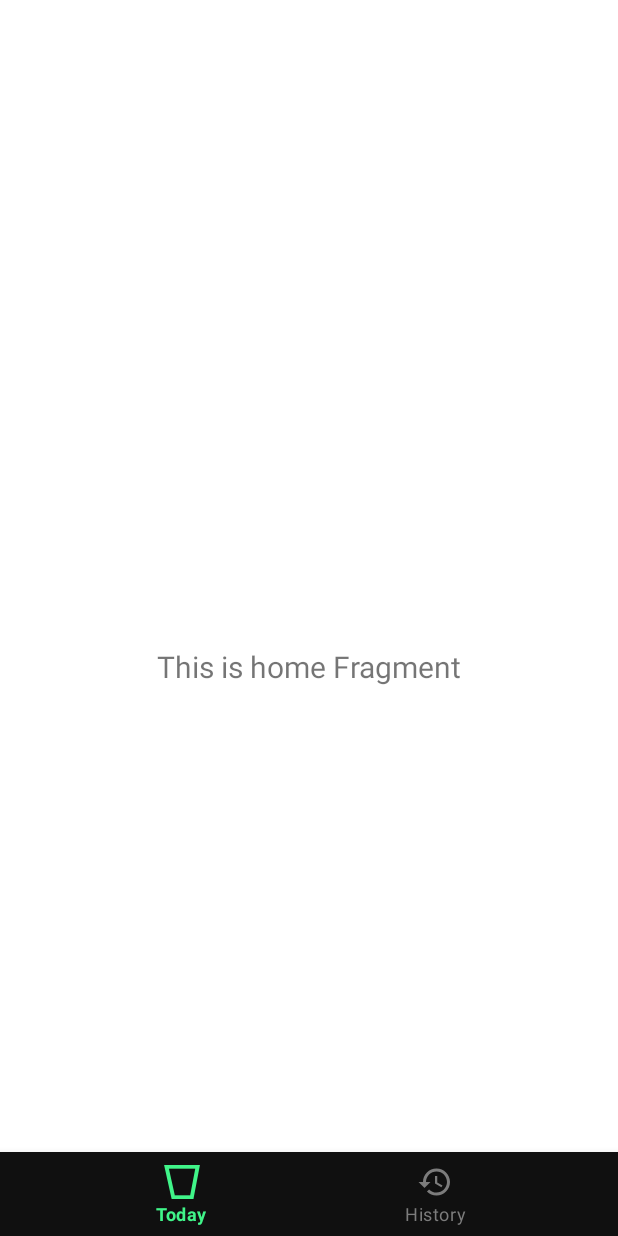
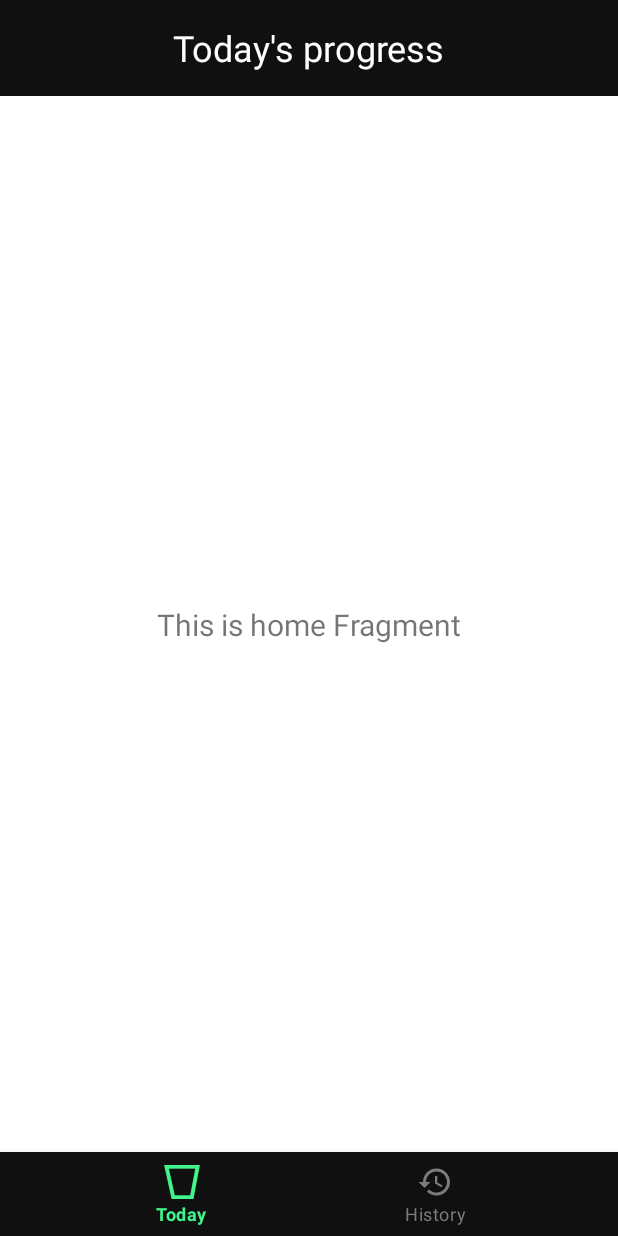
Before and after one commit to gergo225/hydration-app, an Android app: the screen it shows after launch (MainActivity), on a phone screen of 412 x 824 dp. Run offline under Robolectric (Android 15) with nearby library versions, the phone set to English and light mode, and no system bars; our stand-ins replace navigation-ui.

Commit message:
Add custom toolbar with centered title

```diff
--- a/app/src/main/java/com/gergo225/hydrationapp/MainActivity.kt
+++ b/app/src/main/java/com/gergo225/hydrationapp/MainActivity.kt
@@ -19,9 +19,15 @@ class MainActivity : AppCompatActivity() {
         binding = ActivityMainBinding.inflate(layoutInflater)
         setContentView(binding.root)
 
+        setSupportActionBar(binding.customToolbar)
+        supportActionBar?.setDisplayShowTitleEnabled(false)
+
         val navView: BottomNavigationView = binding.navView
 
         val navController = findNavController(R.id.nav_host_fragment_activity_main)
+        navController.addOnDestinationChangedListener { _, destination, _ ->
+            binding.toolbarTitleText.text = destination.label
+        }
         // Passing each menu ID as a set of Ids because each
         // menu should be considered as top level destinations.
         val appBarConfiguration = AppBarConfiguration(
@@ -32,4 +38,5 @@ class MainActivity : AppCompatActivity() {
         setupActionBarWithNavController(navController, appBarConfiguration)
         navView.setupWithNavController(navController)
     }
+
 }
--- a/app/src/main/res/layout/activity_main.xml
+++ b/app/src/main/res/layout/activity_main.xml
@@ -1,10 +1,32 @@
 <?xml version="1.0" encoding="utf-8"?>
 <androidx.constraintlayout.widget.ConstraintLayout xmlns:android="http://schemas.android.com/apk/res/android"
     xmlns:app="http://schemas.android.com/apk/res-auto"
+    xmlns:tools="http://schemas.android.com/tools"
     android:id="@+id/container"
     android:layout_width="match_parent"
-    android:layout_height="match_parent"
-    android:paddingTop="?attr/actionBarSize">
+    android:layout_height="match_parent">
+
+    <androidx.appcompat.widget.Toolbar
+        android:id="@+id/custom_toolbar"
+        android:layout_width="match_parent"
+        android:layout_height="64dp"
+        android:background="@color/black"
+        android:theme="@style/ThemeOverlay.AppCompat.ActionBar"
+        app:layout_constraintLeft_toLeftOf="parent"
+        app:layout_constraintRight_toRightOf="parent"
+        app:layout_constraintTop_toTopOf="parent">
+
+        <TextView
+            android:id="@+id/toolbar_title_text"
+            android:layout_width="wrap_content"
+            android:layout_height="wrap_content"
+            android:layout_gravity="center_horizontal"
+            android:fontFamily="sans-serif-medium"
+            android:textColor="@color/white"
+            android:textSize="@dimen/toolbar_font_size"
+            tools:text="@string/title_home" />
+
+    </androidx.appcompat.widget.Toolbar>
 
     <com.google.android.material.bottomnavigation.BottomNavigationView
         android:id="@+id/nav_view"
```
